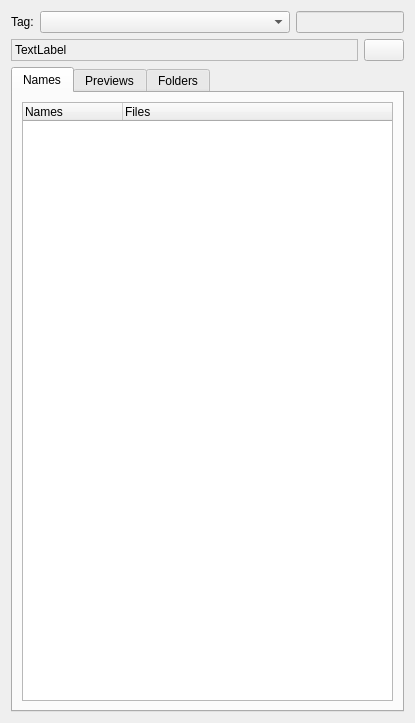
This is src/listsdock.ui in fontmatrix/fontmatrix as Qt 5 draws it before an edit. The edited form follows.
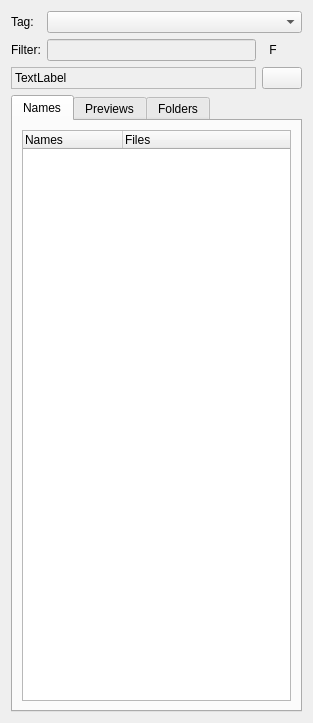
This is the edited form. Icons and pictures are not drawn. Custom widgets are drawn as their Qt base class.

Commit message: Added field selection for the plain text search

```diff
--- a/src/listsdock.ui
+++ b/src/listsdock.ui
@@ -5,7 +5,7 @@
    <rect>
     <x>0</x>
     <y>0</y>
-    <width>415</width>
+    <width>313</width>
     <height>723</height>
    </rect>
   </property>
@@ -35,7 +35,7 @@
      </property>
     </widget>
    </item>
-   <item row="0" column="1" >
+   <item row="0" column="1" colspan="2" >
     <widget class="QComboBox" name="tagsCombo" >
      <property name="sizePolicy" >
       <sizepolicy vsizetype="Fixed" hsizetype="Expanding" >
@@ -54,20 +54,58 @@
      </property>
     </widget>
    </item>
-   <item row="0" column="2" colspan="2" >
+   <item row="1" column="0" >
+    <widget class="QLabel" name="label" >
+     <property name="sizePolicy" >
+      <sizepolicy vsizetype="Preferred" hsizetype="Expanding" >
+       <horstretch>0</horstretch>
+       <verstretch>0</verstretch>
+      </sizepolicy>
+     </property>
+     <property name="text" >
+      <string>Filter:</string>
+     </property>
+     <property name="buddy" >
+      <cstring>searchString</cstring>
+     </property>
+    </widget>
+   </item>
+   <item row="1" column="1" >
     <widget class="QLineEdit" name="searchString" >
      <property name="enabled" >
       <bool>false</bool>
      </property>
      <property name="sizePolicy" >
-      <sizepolicy vsizetype="Fixed" hsizetype="Preferred" >
-       <horstretch>0</horstretch>
+      <sizepolicy vsizetype="Fixed" hsizetype="Expanding" >
+       <horstretch>1</horstretch>
        <verstretch>0</verstretch>
       </sizepolicy>
      </property>
     </widget>
    </item>
-   <item row="1" column="0" colspan="3" >
+   <item row="1" column="2" >
+    <widget class="QToolButton" name="fieldButton" >
+     <property name="toolTip" >
+      <string>Field selection</string>
+     </property>
+     <property name="text" >
+      <string>F</string>
+     </property>
+     <property name="popupMode" >
+      <enum>QToolButton::InstantPopup</enum>
+     </property>
+     <property name="toolButtonStyle" >
+      <enum>Qt::ToolButtonTextOnly</enum>
+     </property>
+     <property name="autoRaise" >
+      <bool>true</bool>
+     </property>
+     <property name="arrowType" >
+      <enum>Qt::NoArrow</enum>
+     </property>
+    </widget>
+   </item>
+   <item row="2" column="0" colspan="2" >
     <widget class="QLabel" name="filtersCrumb" >
      <property name="sizePolicy" >
       <sizepolicy vsizetype="Preferred" hsizetype="Expanding" >
@@ -86,7 +124,7 @@
      </property>
     </widget>
    </item>
-   <item row="1" column="3" >
+   <item row="2" column="2" >
     <widget class="QPushButton" name="viewAllButton" >
      <property name="sizePolicy" >
       <sizepolicy vsizetype="Fixed" hsizetype="Fixed" >
@@ -112,7 +150,7 @@
      </property>
     </widget>
    </item>
-   <item row="2" column="0" colspan="4" >
+   <item row="3" column="0" colspan="3" >
     <widget class="QTabWidget" name="tabWidget" >
      <property name="currentIndex" >
       <number>0</number>
@@ -122,8 +160,8 @@
        <rect>
         <x>0</x>
         <y>0</y>
-        <width>393</width>
-        <height>607</height>
+        <width>291</width>
+        <height>575</height>
        </rect>
       </property>
       <attribute name="title" >
```
Left out of the diff: 26 changed lines with no effect on the pictures. The commit also changes 8 other files.
